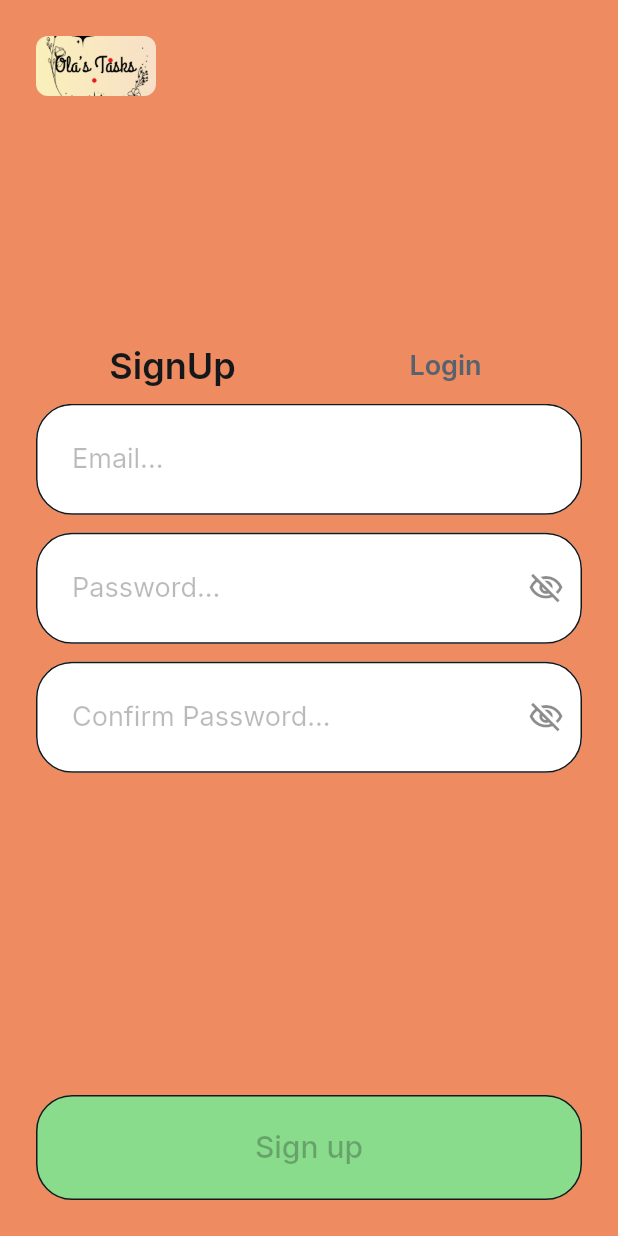
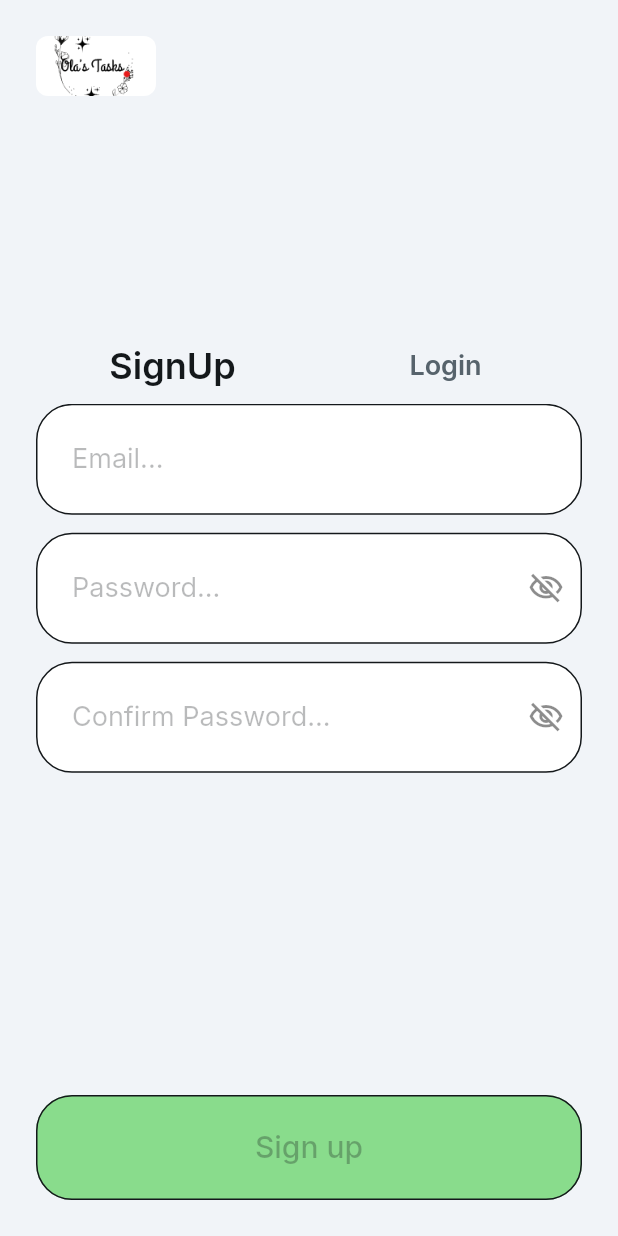
Before and after one commit to OlamideB/TodoApp-FlutterFlow, a Flutter app: the screen it shows after launch, on a phone screen of 412 x 824 dp. Run offline on Flutter 3.47's test engine with Material 3 defaults, Android fonts, the phone set to English and light mode, and no system bars; drawn by our look-alikes of auto_size_text; our stand-ins replace cloud_firestore, easy_debounce, file_picker, firebase_auth, firebase_core, firebase_storage and 12 more; missing offline and left inert: json_path, mime_type; accounts and stored records are empty.

Commit message:
Updating to latest FlutterFlow output.

```diff
--- a/lib/login/login_widget.dart
+++ b/lib/login/login_widget.dart
@@ -69,7 +69,7 @@ class _LoginWidgetState extends State<LoginWidget>
       },
       child: Scaffold(
         key: scaffoldKey,
-        backgroundColor: FlutterFlowTheme.of(context).tertiary,
+        backgroundColor: FlutterFlowTheme.of(context).primaryBackground,
         body: SafeArea(
           top: true,
           child: Padding(
@@ -82,7 +82,7 @@ class _LoginWidgetState extends State<LoginWidget>
                 ClipRRect(
                   borderRadius: BorderRadius.circular(8.0),
                   child: Image.asset(
-                    'assets/images/Olas_Tasks_logo.png',
+                    'assets/images/OlasTasks_logo.png',
                     width: 80.0,
                     height: 40.0,
                     fit: BoxFit.cover,
--- a/lib/main.dart
+++ b/lib/main.dart
@@ -163,7 +163,7 @@ class _NavBarPageState extends State<NavBarPage> {
           ),
           BottomNavigationBarItem(
             icon: Icon(
-              Icons.logout_sharp,
+              Icons.person_outline_rounded,
               size: 24.0,
             ),
             label: 'Home',
--- a/lib/onboarding/onboarding_widget.dart
+++ b/lib/onboarding/onboarding_widget.dart
@@ -580,7 +580,7 @@ class _OnboardingWidgetState extends State<OnboardingWidget> {
                         fillColor:
                             FlutterFlowTheme.of(context).secondaryBackground,
                         icon: Icon(
-                          Icons.arrow_back,
+                          Icons.logout_sharp,
                           color: FlutterFlowTheme.of(context).primaryText,
                           size: 24.0,
                         ),
```
Also changed, not shown: assets/images/OlasTasks_logo.png (added), assets/images/Olas_Tasks_logo.png (deleted).
